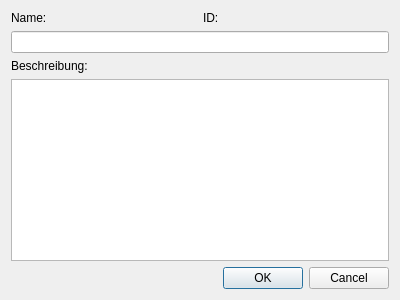
Before: the Qt Designer form VideoLabel/objectdialog.ui in Fomore/Hiwi, drawn with Qt 5.
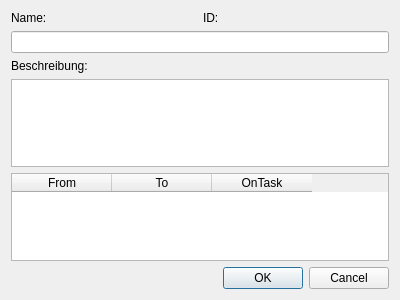
After: the same form once the commit is applied.

Commit message: Verhalten wird beim Objeckt-Fenster angezeigt

```diff
--- a/VideoLabel/objectdialog.ui
+++ b/VideoLabel/objectdialog.ui
@@ -40,7 +40,7 @@
     </layout>
    </item>
    <item>
-    <layout class="QVBoxLayout" name="verticalLayout_2" stretch="0,0">
+    <layout class="QVBoxLayout" name="verticalLayout_2" stretch="0,0,0">
      <item>
       <widget class="QLabel" name="label_Beschreibung">
        <property name="text">
@@ -51,6 +51,25 @@
      <item>
       <widget class="QTextEdit" name="textEdit"/>
      </item>
+     <item>
+      <widget class="QTableWidget" name="tableWidget">
+       <column>
+        <property name="text">
+         <string>From</string>
+        </property>
+       </column>
+       <column>
+        <property name="text">
+         <string>To</string>
+        </property>
+       </column>
+       <column>
+        <property name="text">
+         <string>OnTask</string>
+        </property>
+       </column>
+      </widget>
+     </item>
     </layout>
    </item>
    <item>
```
The commit also changes 2 other files.
